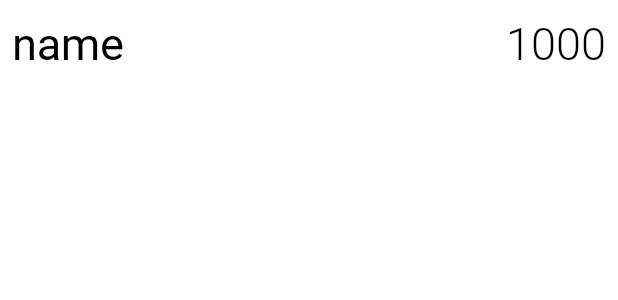
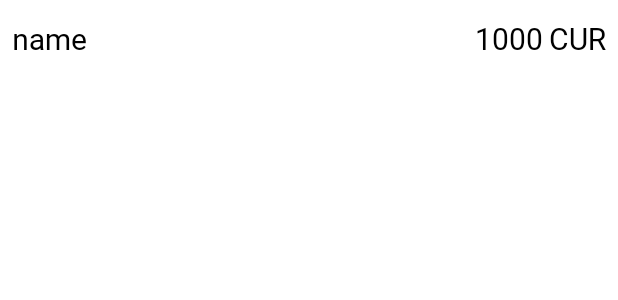
Before and after one commit to PavkaBrika/debtbookapp, an Android app: the layout human_list.xml on its own in the app's theme, with its tools: preview values and no code run, on a phone screen of 412 x 824 dp. Shown: the top 300 px of the screen. Run offline under Robolectric (Android 15) with nearby library versions, the phone set to English and light mode, and no system bars.

Commit message:
changed green and red colors a little bit, added decimalFormat, added code that forbid more than 2 symbols after dot, a little bit change recycler view layout, added currency in main fragment

```diff
--- a/app/src/main/res/layout/fragment_addnewhuman.xml
+++ b/app/src/main/res/layout/fragment_addnewhuman.xml
@@ -13,7 +13,6 @@
         android:layout_height="wrap_content"
         android:layout_gravity="center"
         android:layout_margin="8dp"
-        android:padding="8dp"
         app:ss_animationDuration="400"
         app:ss_iconPadding="10dp"
         app:ss_iconSize="40dp"
@@ -64,6 +63,7 @@
             android:layout_weight="1"
             android:hint="@string/sum"
             android:maxLines="1"
+            android:maxLength="10"
             android:inputType="numberDecimal" />
 
         <TextView
--- a/app/src/main/res/layout/human_list.xml
+++ b/app/src/main/res/layout/human_list.xml
@@ -7,35 +7,61 @@
 
     <LinearLayout
         android:layout_width="match_parent"
-        android:layout_height="wrap_content" >
+        android:layout_height="wrap_content"
+        android:paddingTop="4dp"
+        android:paddingBottom="4dp"
+        android:orientation="horizontal">
 
         <TextView
             android:id="@+id/name"
             android:layout_width="match_parent"
             android:layout_height="wrap_content"
-            android:layout_margin="8dp"
+            android:layout_marginTop="8dp"
+            android:layout_marginLeft="8dp"
+            android:layout_marginBottom="8dp"
+            android:layout_weight="4"
+            android:text="name"
+            android:textSize="20sp" />
 
-            android:layout_weight="1"
-            android:text="name"
-            android:textSize="30sp" />
-
-        <TextView
-            android:id="@+id/debt"
+        <LinearLayout
             android:layout_width="match_parent"
             android:layout_height="wrap_content"
-            android:layout_margin="8dp"
-            android:layout_weight="1"
-            android:text="1000"
-            android:fontFamily="@font/roboto_light"
-            android:textAlignment="textEnd"
-            android:textSize="30sp" />
+            android:layout_weight="3"
+            android:orientation="horizontal"
+            android:gravity="end">
+
+
+            <TextView
+                android:id="@+id/debt"
+                android:layout_width="wrap_content"
+                android:layout_height="wrap_content"
+                android:layout_marginTop="8dp"
+                android:layout_marginLeft="8dp"
+                android:layout_marginBottom="8dp"
+                android:maxLines="1"
+                android:text="1000"
+                android:textAlignment="textEnd"
+                android:textSize="20sp" />
+
+            <TextView
+                android:id="@+id/currency"
+                android:layout_width="wrap_content"
+                android:layout_height="wrap_content"
+                android:layout_marginTop="8dp"
+                android:layout_marginRight="8dp"
+                android:layout_marginBottom="8dp"
+                android:layout_marginLeft="4dp"
+                android:text="CUR"
+                android:maxLines="1"
+                android:textAlignment="textEnd"
+                android:textSize="20sp" />
+
+
+        </LinearLayout>
+
+
 
     </LinearLayout>
 
-<!--    <TextView-->
-<!--        android:layout_width="match_parent"-->
-<!--        android:layout_height="1dp"-->
-<!--        android:background="@color/black"-->
-<!--        android:layout_margin="8dp" />-->
 
 </LinearLayout>
--- a/app/src/main/res/values/colors.xml
+++ b/app/src/main/res/values/colors.xml
@@ -9,6 +9,8 @@
     <color name="white">#FFFFFFFF</color>
     <color name="gray">#BDBDBD</color>
     <color name="lightgray">#E0E0E0</color>
-    <color name="green">#00E676</color>
-    <color name="red">#FF3D00</color>
+<!--    <color name="green">#00E676</color>    -->
+    <color name="green">#59CB72</color>
+<!--    <color name="red">#FF3D00</color>  -->
+    <color name="red">#E25D56</color>
 </resources>
--- a/app/src/main/res/values/strings.xml
+++ b/app/src/main/res/values/strings.xml
@@ -14,4 +14,5 @@
     <string name="editdebt">Edit this debt</string>
     <string name="give">Give</string>
     <string name="take">Take</string>
+    <string name="zerodebt">Debt cannot be zero</string>
 </resources>
--- a/domain/src/main/java/com/breckneck/deptbook/domain/usecase/Debt/CheckEditTextIsEmpty.kt
+++ b/domain/src/main/java/com/breckneck/deptbook/domain/usecase/Debt/CheckEditTextIsEmpty.kt
@@ -13,6 +13,10 @@ class CheckEditTextIsEmpty {
                 break
             }
         }
+        if (isEmpty || text == "") {
+            isEmpty = true
+        }
+
         return isEmpty
     }
 }
```
Also changed, not shown: app/src/main/java/com/breckneck/debtbook/adapter/DebtAdapter.kt (+6 -4 lines), app/src/main/java/com/breckneck/debtbook/adapter/HumanAdapter.kt (+9 -3 lines), app/src/main/java/com/breckneck/debtbook/presentation/fragment/NewDebtFragment.kt (+39 -3 lines), app/src/main/res/layout/debt_list.xml (+9 -9 lines), domain/src/main/java/com/breckneck/deptbook/domain/usecase/Human/GetAllDebtsSumUseCase.kt (+9 -6 lines).
